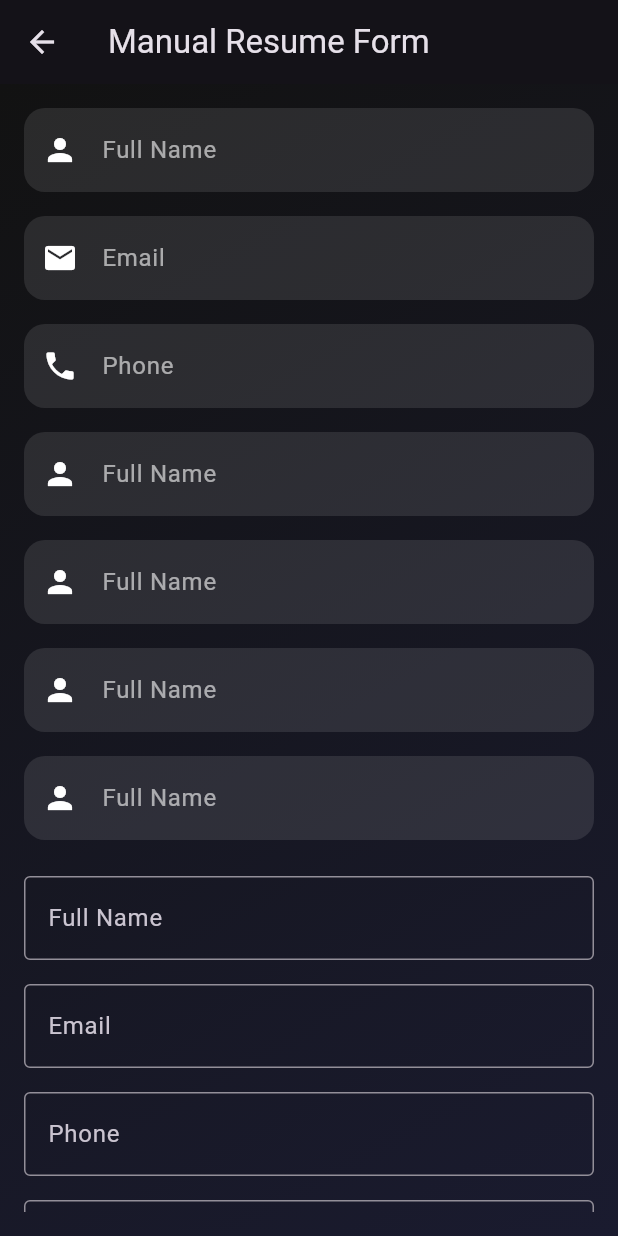
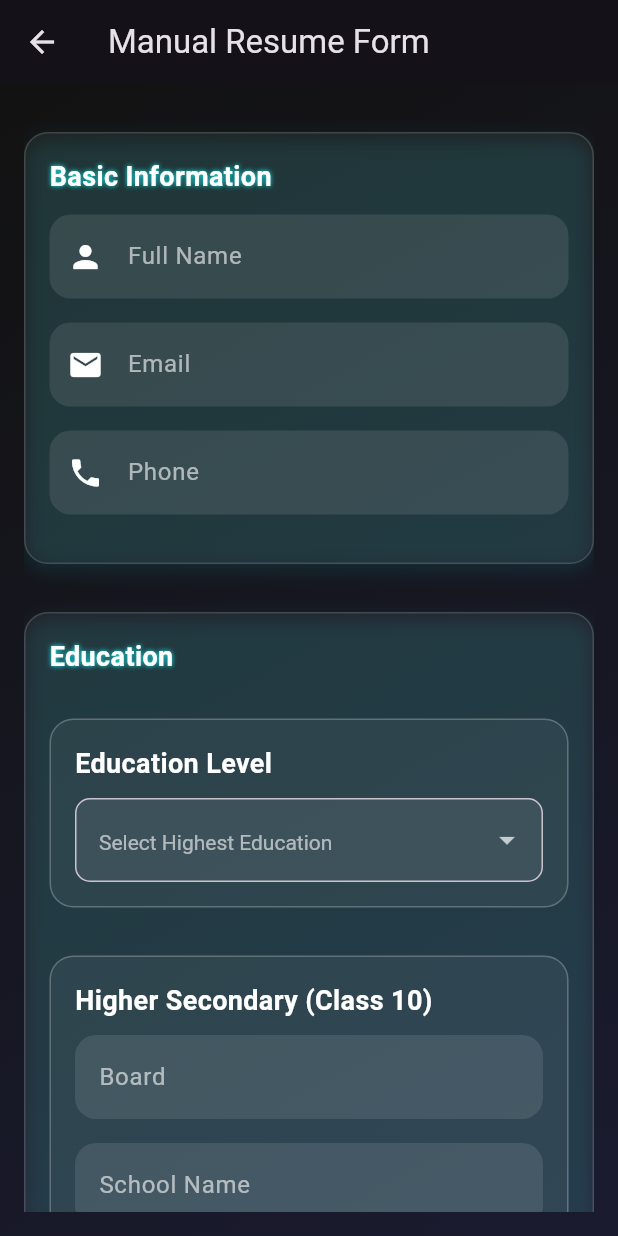
Before and after one commit to arrohisrivastava0/SynthCV, a Flutter app: the ManualResumeForm screen opened directly, on a phone screen of 412 x 824 dp. Run offline on Flutter 3.47's test engine with Material 3 defaults, Android fonts, the phone set to English and light mode, and no system bars; our stand-ins replace file_picker, google_sign_in, hive, supabase_flutter; accounts and stored records are empty; Roboto replaces fonts that are missing (Montserrat).

Commit message:
Improved UI

```diff
--- a/lib/resume/manual_resume_form.dart
+++ b/lib/resume/manual_resume_form.dart
@@ -1,5 +1,7 @@
 import 'package:flutter/material.dart';
 import 'package:supabase_flutter/supabase_flutter.dart';
+import 'package:synthcv/widget/buildInputField.dart';
+import 'package:synthcv/widget/dynamic_education_section.dart';
 
 class ManualResumeForm extends StatefulWidget {
   const ManualResumeForm({super.key});
@@ -80,6 +82,26 @@ class _ManualResumeFormState extends State<ManualResumeForm> {
             key: _formKey,
             child: ListView(
               children: [
+                _section("Basic Information", [
+                  buildInputField(icon: Icons.person, hint: 'Full Name', controller: nameController),
+                  // _buildInputField(icon: Icons.person, hint: 'Full Name', controller: nameController),
+                  buildInputField(icon: Icons.email, hint: 'Email', controller: emailController),
+                  buildInputField(icon: Icons.phone, hint: 'Phone', controller: phoneController),
+                ]),
+                _section("Education", [DynamicEducationSection()]),
+                _section("Education", [
+                  _buildInputField(icon: Icons.person, hint: 'Full Name', controller: nameController),
+                  textField(educationController, 'Education (Degree, College, Year)', maxLines: 2),
+                ]),
+                _section("Experience", [
+                  textField(experienceController, 'Experience (Role, Company, Duration)', maxLines: 2),
+                ]),
+                _section("Skills", [
+                  textField(skillsController, 'Skills (comma separated)'),
+                ]),
+                _section("Projects", [
+                  textField(projectsController, 'Projects (Title + Description)', maxLines: 3),
+                ]),
                 _buildInputField(icon: Icons.person, hint: 'Full Name', controller: nameController),
                 _buildInputField(icon: Icons.email, hint: 'Email', controller: emailController),
                 _buildInputField(icon: Icons.phone, hint: 'Phone', controller: phoneController),
@@ -128,6 +150,99 @@ class _ManualResumeFormState extends State<ManualResumeForm> {
     );
   }
 
+  Widget _section(String title, List<Widget> children) {
+    return Container(
+      margin: const EdgeInsets.symmetric(vertical: 16),
+      padding: const EdgeInsets.all(16),
+      decoration: BoxDecoration(
+        color: Colors.white.withOpacity(0.05),
+        borderRadius: BorderRadius.circular(16),
+        border: Border.all(color: Colors.white.withOpacity(0.15)),
+        boxShadow: [
+          BoxShadow(
+            color: Colors.cyanAccent.withOpacity(0.1),
+            blurRadius: 10,
+            offset: const Offset(0, 4),
+          ),
+        ],
+      ),
+      child: Column(
+        crossAxisAlignment: CrossAxisAlignment.start,
+        children: [
+          Text(
+            title,
+            style: const TextStyle(
+              fontSize: 18,
+              fontWeight: FontWeight.bold,
+              color: Colors.white,
+              shadows: [Shadow(color: Colors.cyanAccent, blurRadius: 4)],
+            ),
+          ),
+          const SizedBox(height: 12),
+          ...children,
+        ],
+      ),
+    );
+  }
+
+
+
+  String highestEducation = 'Graduation';
+
+  // Widget _educationSection() {
+  //   return _section("Education", [
+  //     DropdownButtonFormField<String>(
+  //       decoration: _inputDecoration("Highest Level of Education"),
+  //       value: highestEducation,
+  //       items: ['Post-Graduation', 'Graduation', 'Senior Secondary', 'Higher Secondary']
+  //           .map((level) => DropdownMenuItem(value: level, child: Text(level)))
+  //           .toList(),
+  //       onChanged: (value) {
+  //         setState(() {
+  //           highestEducation = value!;
+  //         });
+  //       },
+  //     ),
+  //     if (['Post-Graduation', 'Graduation'].contains(highestEducation))
+  //       _buildInputField(hint: 'Post-Graduation Degree (e.g., M.Tech)', controller: pgDegreeController),
+  //     if (['Post-Graduation', 'Graduation'].contains(highestEducation))
+  //       _buildInputField(hint: 'Post-Graduation Year', controller: pgYearController),
+  //     if (['Post-Graduation', 'Graduation'].contains(highestEducation))
+  //       _buildInputField(hint: 'Post-Graduation CGPA', controller: pgCgpaController),
+  //
+  //     if (['Post-Graduation', 'Graduation'].contains(highestEducation))
+  //       const Divider(color: Colors.white38),
+  //
+  //     if (['Post-Graduation', 'Graduation', 'Senior Secondary'].contains(highestEducation))
+  //       _buildInputField(hint: 'Graduation Degree (e.g., B.Tech)', controller: gradDegreeController),
+  //     if (['Post-Graduation', 'Graduation', 'Senior Secondary'].contains(highestEducation))
+  //       _buildInputField(hint: 'Graduation Year', controller: gradYearController),
+  //     if (['Post-Graduation', 'Graduation', 'Senior Secondary'].contains(highestEducation))
+  //       _buildInputField(hint: 'Graduation CGPA', controller: gradCgpaController),
+  //
+  //     if (['Post-Graduation', 'Graduation', 'Senior Secondary'].contains(highestEducation))
+  //       const Divider(color: Colors.white38),
+  //
+  //     if (['Post-Graduation', 'Graduation', 'Senior Secondary', 'Higher Secondary'].contains(highestEducation))
+  //       _buildInputField(hint: 'Class 12th Board', controller: class12BoardController),
+  //     if (['Post-Graduation', 'Graduation', 'Senior Secondary', 'Higher Secondary'].contains(highestEducation))
+  //       _buildInputField(hint: 'Class 12th School Name', controller: class12SchoolController),
+  //     if (['Post-Graduation', 'Graduation', 'Senior Secondary', 'Higher Secondary'].contains(highestEducation))
+  //       _buildInputField(hint: 'Class 12th Passing Year', controller: class12YearController),
+  //     if (['Post-Graduation', 'Graduation', 'Senior Secondary', 'Higher Secondary'].contains(highestEducation))
+  //       _buildInputField(hint: 'Class 12th Percentage', controller: class12PercentageController),
+  //
+  //     const Divider(color: Colors.white38),
+  //
+  //     _buildInputField(hint: 'Class 10th Board', controller: class10BoardController),
+  //     _buildInputField(hint: 'Class 10th School Name', controller: class10SchoolController),
+  //     _buildInputField(hint: 'Class 10th Passing Year', controller: class10YearController),
+  //     _buildInputField(hint: 'Class 10th Percentage', controller: class10PercentageController),
+  //   ]);
+  // }
+
+
+
   Widget textField(TextEditingController controller, String label, {int maxLines = 1}) {
     return Padding(
       padding: const EdgeInsets.symmetric(vertical: 8),
--- /dev/null
+++ b/lib/widget/buildInputField.dart
@@ -0,0 +1,36 @@
+import 'package:flutter/material.dart';
+
+Widget buildInputField({
+  IconData? icon,
+  required String hint,
+  required TextEditingController controller,
+  bool obscureText = false,
+  IconData? suffixIcon,
+  VoidCallback? onSuffixTap,
+}) {
+  return Padding(
+    padding: const EdgeInsets.only(bottom: 16.0),
+    child: TextField(
+      controller: controller,
+      obscureText: obscureText,
+      style: const TextStyle(color: Colors.white),
+      decoration: InputDecoration(
+        prefixIcon: icon != null ? Icon(icon, color: Colors.white) : null,
+        suffixIcon: suffixIcon != null
+            ? GestureDetector(
+          onTap: onSuffixTap,
+          child: Icon(suffixIcon, color: Colors.white),
+        )
+            : null,
+        hintText: hint,
+        hintStyle: const TextStyle(color: Colors.white60),
+        filled: true,
+        fillColor: Colors.white.withOpacity(0.1),
+        border: OutlineInputBorder(
+          borderRadius: BorderRadius.circular(14),
+          borderSide: BorderSide.none,
+        ),
+      ),
+    ),
+  );
+}
--- /dev/null
+++ b/lib/widget/dynamic_education_section.dart
@@ -0,0 +1,207 @@
+import 'package:flutter/material.dart';
+import 'package:synthcv/widget/buildInputField.dart';
+
+class DynamicEducationSection extends StatefulWidget {
+  @override
+  _DynamicEducationSectionState createState() => _DynamicEducationSectionState();
+}
+
+class _DynamicEducationSectionState extends State<DynamicEducationSection> {
+  String? _highestEducation;
+
+  final pgDegreeController = TextEditingController();
+  final pgYearController = TextEditingController();
+  final pgCgpaController = TextEditingController();
+
+  final ugDegreeController = TextEditingController();
+  final ugYearController = TextEditingController();
+  final ugCgpaController = TextEditingController();
+
+  final class12BoardController = TextEditingController();
+  final class12SchoolController = TextEditingController();
+  final class12YearController = TextEditingController();
+  final class12PercentageController = TextEditingController();
+
+  final class10BoardController = TextEditingController();
+  final class10SchoolController = TextEditingController();
+  final class10YearController = TextEditingController();
+  final class10PercentageController = TextEditingController();
+
+  Widget _buildInputField({required String hint, required TextEditingController controller, IconData? icon}) {
+    return Padding(
+      padding: const EdgeInsets.symmetric(vertical: 6.0),
+      child: TextField(
+        controller: controller,
+        style: const TextStyle(color: Colors.white),
+        decoration: InputDecoration(
+          filled: true,
+          fillColor: Colors.white.withOpacity(0.07),
+          hintText: hint,
+          hintStyle: const TextStyle(color: Colors.white54),
+          prefixIcon: icon != null ? Icon(icon, color: Colors.white54) : null,
+          border: OutlineInputBorder(
+            borderRadius: BorderRadius.circular(10),
+            borderSide: BorderSide(color: Colors.white24),
+          ),
+        ),
+      ),
+    );
+  }
+
+  Widget _buildSection(String title, List<Widget> children) {
+    return Container(
+      margin: const EdgeInsets.symmetric(vertical: 16),
+      padding: const EdgeInsets.all(16),
+      decoration: BoxDecoration(
+        color: Colors.white.withOpacity(0.05),
+        borderRadius: BorderRadius.circular(16),
+        border: Border.all(color: Colors.white24),
+      ),
+      child: Column(
+        crossAxisAlignment: CrossAxisAlignment.start,
+        children: [
+          Text(title,
+              style: const TextStyle(
+                  fontSize: 18,
+                  color: Colors.white,
+                  fontWeight: FontWeight.bold)),
+          const SizedBox(height: 10),
+          ...children,
+        ],
+      ),
+    );
+  }
+
+  // List<Widget> _educationFields() {
+  //   List<Widget> fields = [];
+  //
+  //   if (_highestEducation == "Post-Graduation") {
+  //     fields.addAll([
+  //       _buildSection("Post-Graduation", [
+  //         _buildInputField(hint: "Degree", controller: pgDegreeController),
+  //         _buildInputField(hint: "Expected Graduation Year", controller: pgYearController),
+  //         _buildInputField(hint: "CGPA", controller: pgCgpaController),
+  //       ])
+  //     ]);
+  //   }
+  //
+  //   if (_highestEducation == "Post-Graduation" || _highestEducation == "Graduation") {
+  //     fields.addAll([
+  //       _buildSection("Graduation", [
+  //         _buildInputField(hint: "Degree", controller: ugDegreeController),
+  //         _buildInputField(hint: "Graduation Year", controller: ugYearController),
+  //         _buildInputField(hint: "CGPA", controller: ugCgpaController),
+  //       ])
+  //     ]);
+  //   }
+  //
+  //   if (_highestEducation == "Post-Graduation" ||
+  //       _highestEducation == "Graduation" ||
+  //       _highestEducation == "Senior Secondary") {
+  //     fields.addAll([
+  //       _buildSection("Senior Secondary (Class 12)", [
+  //         _buildInputField(hint: "Board", controller: class12BoardController),
+  //         _buildInputField(hint: "School Name", controller: class12SchoolController),
+  //         _buildInputField(hint: "Passing Year", controller: class12YearController),
+  //         _buildInputField(hint: "Percentage", controller: class12PercentageController),
+  //       ])
+  //     ]);
+  //   }
+  //
+  //   fields.addAll([
+  //     _buildSection("Higher Secondary (Class 10)", [
+  //       _buildInputField(hint: "Board", controller: class10BoardController),
+  //       _buildInputField(hint: "School Name", controller: class10SchoolController),
+  //       _buildInputField(hint: "Passing Year", controller: class10YearController),
+  //       _buildInputField(hint: "Percentage", controller: class10PercentageController),
+  //     ])
+  //   ]);
+  //
+  //   return fields;
+  // }
+
+  List<Widget> _educationFields() {
+    List<Widget> fields = [];
+
+    if (_highestEducation == "Post-Graduation") {
+      fields.add(
+        _buildSection("Post-Graduation", [
+          buildInputField(hint: "Degree", controller: pgDegreeController),
+          buildInputField(hint: "Expected Graduation Year", controller: pgYearController),
+          buildInputField(hint: "CGPA", controller: pgCgpaController),
+        ]),
+      );
+    }
+
+    if (_highestEducation == "Post-Graduation" || _highestEducation == "Graduation") {
+      fields.add(
+        _buildSection("Graduation", [
+          buildInputField(hint: "Degree", controller: ugDegreeController),
+          buildInputField(hint: "Graduation Year", controller: ugYearController),
+          buildInputField(hint: "CGPA", controller: ugCgpaController),
+        ]),
+      );
+    }
+
+    if (_highestEducation == "Post-Graduation" ||
+        _highestEducation == "Graduation" ||
+        _highestEducation == "Senior Secondary") {
+      fields.add(
+        _buildSection("Senior Secondary (Class 12)", [
+          buildInputField(hint: "Board", controller: class12BoardController),
+          buildInputField(hint: "School Name", controller: class12SchoolController),
+          buildInputField(hint: "Passing Year", controller: class12YearController),
+          buildInputField(hint: "Percentage", controller: class12PercentageController),
+        ]),
+      );
+    }
+
+    fields.add(
+      _buildSection("Higher Secondary (Class 10)", [
+        buildInputField(hint: "Board", controller: class10BoardController),
+        buildInputField(hint: "School Name", controller: class10SchoolController),
+        buildInputField(hint: "Passing Year", controller: class10YearController),
+        buildInputField(hint: "Percentage", controller: class10PercentageController),
+      ]),
+    );
+
+    return fields;
+  }
+
+
+  @override
+  Widget build(BuildContext context) {
+    return Column(
+      children: [
+        _buildSection("Education Level", [
+          DropdownButtonFormField<String>(
+            value: _highestEducation,
+            dropdownColor: const Color(0xFF1A1A1A),
+            style: const TextStyle(color: Colors.white),
+            decoration: InputDecoration(
+              filled: true,
+              fillColor: Colors.white.withOpacity(0.07),
+              hintText: "Select Highest Education",
+              hintStyle: const TextStyle(color: Colors.white54),
+              border: OutlineInputBorder(
+                borderRadius: BorderRadius.circular(10),
+              ),
+            ),
+            items: const [
+              DropdownMenuItem(value: "Post-Graduation", child: Text("Post-Graduation")),
+              DropdownMenuItem(value: "Graduation", child: Text("Graduation")),
+              DropdownMenuItem(value: "Senior Secondary", child: Text("Senior Secondary (12th)")),
+              DropdownMenuItem(value: "Higher Secondary", child: Text("Higher Secondary (10th)")),
+            ],
+            onChanged: (value) {
+              setState(() {
+                _highestEducation = value;
+              });
+            },
+          ),
+        ]),
+        ..._educationFields(),
+      ],
+    );
+  }
+}
```
